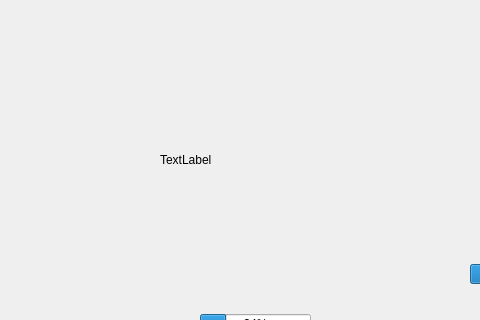
Before: the Qt Designer form game.ui in Zao-chen/DawnFort, drawn with Qt 5; both pictures show x 0 to 480 and y 146 to 466 of the 1080 by 720 pixel window.
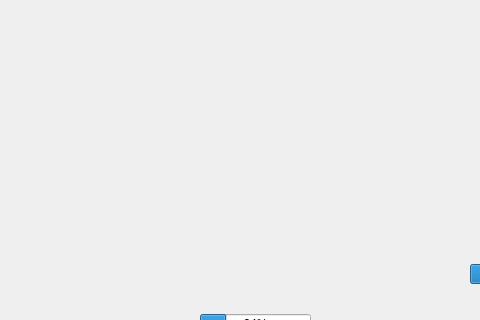
After: the same form once the commit is applied.

Patch:
```diff
--- a/game.ui
+++ b/game.ui
@@ -65,19 +65,6 @@
     <number>24</number>
    </property>
   </widget>
-  <widget class="QLabel" name="label">
-   <property name="geometry">
-    <rect>
-     <x>160</x>
-     <y>300</y>
-     <width>54</width>
-     <height>12</height>
-    </rect>
-   </property>
-   <property name="text">
-    <string>TextLabel</string>
-   </property>
-  </widget>
  </widget>
  <resources/>
  <connections/>
```
